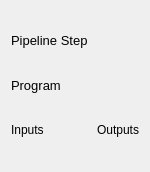
The window that MainApplication/pipeline_step_GUI.ui (tkideneb1999/GameAssetPipelineProgram) describes before a commit, drawn with Qt 5.
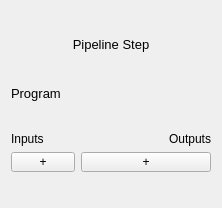
The same window after the commit.

Commit message: added additional GUI for Pipeline Step

What changed in the file:
```diff
--- a/MainApplication/pipeline_step_GUI.ui
+++ b/MainApplication/pipeline_step_GUI.ui
@@ -6,8 +6,8 @@
    <rect>
     <x>0</x>
     <y>0</y>
-    <width>150</width>
-    <height>172</height>
+    <width>222</width>
+    <height>208</height>
    </rect>
   </property>
   <property name="minimumSize">
@@ -51,6 +51,9 @@
      <property name="text">
       <string>Pipeline Step</string>
      </property>
+     <property name="alignment">
+      <set>Qt::AlignCenter</set>
+     </property>
     </widget>
    </item>
    <item>
@@ -81,6 +84,9 @@
      <property name="text">
       <string>Program</string>
      </property>
+     <property name="alignment">
+      <set>Qt::AlignLeading|Qt::AlignLeft|Qt::AlignVCenter</set>
+     </property>
     </widget>
    </item>
    <item>
@@ -103,23 +109,23 @@
          </property>
         </widget>
        </item>
+       <item>
+        <widget class="QPushButton" name="add_input_button">
+         <property name="maximumSize">
+          <size>
+           <width>64</width>
+           <height>20</height>
+          </size>
+         </property>
+         <property name="text">
+          <string>+</string>
+         </property>
+        </widget>
+       </item>
       </layout>
      </item>
      <item>
-      <spacer name="horizontalSpacer">
-       <property name="orientation">
-        <enum>Qt::Horizontal</enum>
-       </property>
-       <property name="sizeHint" stdset="0">
-        <size>
-         <width>40</width>
-         <height>20</height>
-        </size>
-       </property>
-      </spacer>
-     </item>
-     <item>
-      <layout class="QVBoxLayout" name="verticalLayout_3">
+      <layout class="QVBoxLayout" name="outputs_layout">
        <property name="leftMargin">
         <number>0</number>
        </property>
@@ -139,6 +145,19 @@
          </property>
         </widget>
        </item>
+       <item>
+        <widget class="QPushButton" name="add_output_button">
+         <property name="maximumSize">
+          <size>
+           <width>16777215</width>
+           <height>20</height>
+          </size>
+         </property>
+         <property name="text">
+          <string>+</string>
+         </property>
+        </widget>
+       </item>
       </layout>
      </item>
     </layout>
```
Left out of the diff: 2 changed lines with no effect on the pictures. The commit also changes 7 other files.
